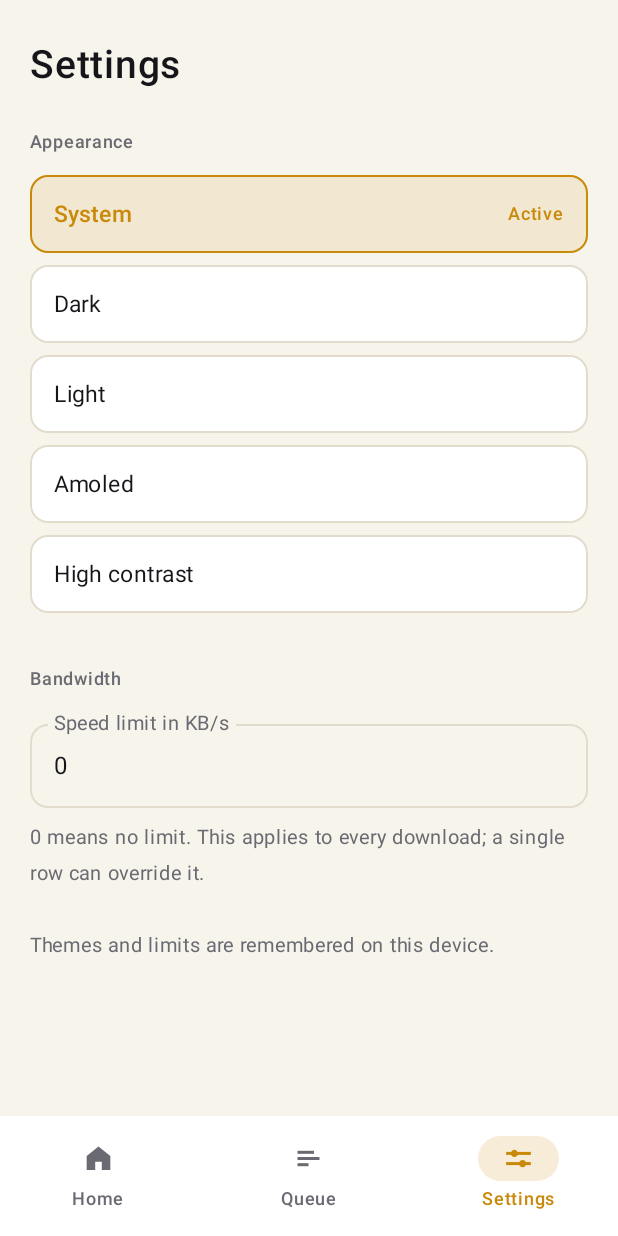
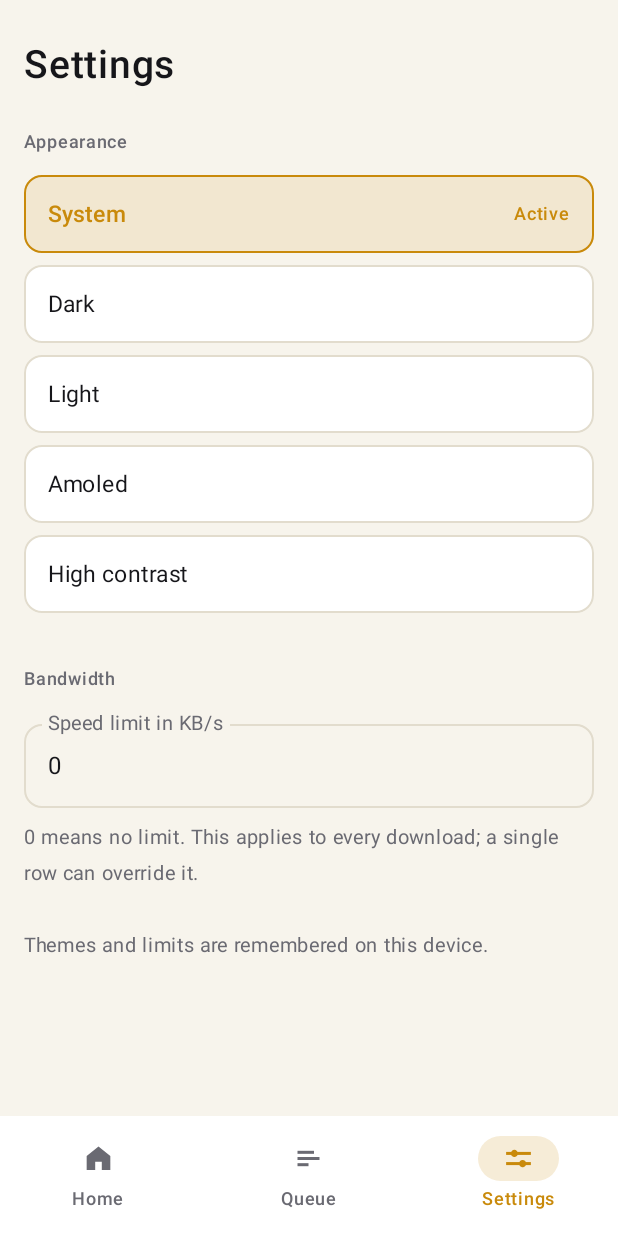
Before and after one commit to b0dr7/lotus-dm, an Android app built with Jetpack Compose: the screen it shows after launch (MainActivity), item 3 of the bottom bar chosen, on a phone screen of 412 x 824 dp. Run offline under Robolectric (Android 15) with nearby library versions, the phone set to English and light mode, and no system bars.

Commit message:
android: responsive layouts for tablets, foldables and flip cover screens

```diff
--- /dev/null
+++ b/android/app/src/main/java/com/b0dr7/lotusdm/ui/Adaptive.kt
@@ -0,0 +1,85 @@
+package com.b0dr7.lotusdm.ui
+
+import androidx.compose.foundation.layout.Box
+import androidx.compose.foundation.layout.fillMaxHeight
+import androidx.compose.foundation.layout.fillMaxSize
+import androidx.compose.foundation.layout.fillMaxWidth
+import androidx.compose.foundation.layout.widthIn
+import androidx.compose.runtime.Composable
+import androidx.compose.ui.Alignment
+import androidx.compose.ui.Modifier
+import androidx.compose.ui.platform.LocalConfiguration
+import androidx.compose.ui.unit.Dp
+import androidx.compose.ui.unit.dp
+
+/**
+ * Material 3 width classes, read from the app window rather than the device,
+ * so split screen, unfolded foldables and the cover display of a flip phone
+ * each resolve on their own.
+ */
+enum class WindowClass {
+    /** Under 600dp: phones, flip cover screens, half of a split screen. */
+    Compact,
+
+    /** 600-839dp: folded tablets in portrait, unfolded flip phones. */
+    Medium,
+
+    /** 840dp and up: tablets, unfolded book-style phones, landscape. */
+    Expanded,
+    ;
+
+    /** Wide enough for a navigation rail instead of a bottom bar. */
+    val usesRail: Boolean get() = this != Compact
+
+    /** Wide enough for more than one column of cards. */
+    val isMultiColumn: Boolean get() = this != Compact
+
+    /** Horizontal page padding; wide windows need more breathing room. */
+    val gutter: Dp
+        get() = when (this) {
+            Compact -> 16.dp
+            Medium -> 24.dp
+            Expanded -> 32.dp
+        }
+
+    /** How wide the content is allowed to get, or Dp.Unspecified = full. */
+    val contentWidth: Dp
+        get() = when (this) {
+            Compact -> Dp.Unspecified
+            Medium -> 760.dp
+            Expanded -> 1080.dp
+        }
+}
+
+@Composable
+fun rememberWindowClass(): WindowClass {
+    // LocalConfiguration tracks the window, not the display: rotating,
+    // unfolding, resizing or entering split screen all recompose here.
+    val width = LocalConfiguration.current.screenWidthDp
+    return when {
+        width >= 840 -> WindowClass.Expanded
+        width >= 600 -> WindowClass.Medium
+        else -> WindowClass.Compact
+    }
+}
+
+/**
+ * Centres the page and caps its width on wide windows, so a tablet does not
+ * stretch a single column of cards across the whole screen. The [content]
+ * lambda receives the modifier to put on the page's own container.
+ */
+@Composable
+fun Page(
+    window: WindowClass,
+    modifier: Modifier = Modifier,
+    content: @Composable (Modifier) -> Unit,
+) {
+    Box(modifier = modifier.fillMaxSize(), contentAlignment = Alignment.TopCenter) {
+        val bounded = if (window.contentWidth == Dp.Unspecified) {
+            Modifier.fillMaxWidth()
+        } else {
+            Modifier.widthIn(max = window.contentWidth).fillMaxWidth()
+        }
+        content(bounded.fillMaxHeight())
+    }
+}
--- a/android/app/src/main/java/com/b0dr7/lotusdm/ui/screens/HomeScreen.kt
+++ b/android/app/src/main/java/com/b0dr7/lotusdm/ui/screens/HomeScreen.kt
@@ -8,7 +8,6 @@ import androidx.compose.foundation.layout.Box
 import androidx.compose.foundation.layout.Column
 import androidx.compose.foundation.layout.Row
 import androidx.compose.foundation.layout.Spacer
-import androidx.compose.foundation.layout.fillMaxSize
 import androidx.compose.foundation.layout.fillMaxWidth
 import androidx.compose.foundation.layout.height
 import androidx.compose.foundation.layout.padding
@@ -27,19 +26,22 @@ import androidx.compose.ui.text.font.FontWeight
 import androidx.compose.ui.unit.dp
 import androidx.compose.ui.unit.sp
 import com.b0dr7.lotusdm.R
+import com.b0dr7.lotusdm.ui.Page
+import com.b0dr7.lotusdm.ui.rememberWindowClass
 import com.b0dr7.lotusdm.ui.theme.LocalLotusColors
 
 @Composable
 fun HomeScreen() {
     val colors = LocalLotusColors.current
+    val window = rememberWindowClass()
 
+    Page(window) { pageModifier ->
     Column(
-        modifier = Modifier
-            .fillMaxSize()
+        modifier = pageModifier
             .verticalScroll(rememberScrollState())
-            .padding(horizontal = 20.dp),
+            .padding(horizontal = window.gutter),
     ) {
-        Spacer(Modifier.height(28.dp))
+        Spacer(Modifier.height(if (window.isMultiColumn) 36.dp else 28.dp))
 
         Row(verticalAlignment = Alignment.CenterVertically) {
             Box(
@@ -114,6 +116,7 @@ fun HomeScreen() {
 
         Spacer(Modifier.height(28.dp))
     }
+    }
 }
 
 @Composable
--- a/android/app/src/main/java/com/b0dr7/lotusdm/ui/screens/SettingsScreen.kt
+++ b/android/app/src/main/java/com/b0dr7/lotusdm/ui/screens/SettingsScreen.kt
@@ -4,7 +4,6 @@ import androidx.compose.foundation.BorderStroke
 import androidx.compose.foundation.layout.Column
 import androidx.compose.foundation.layout.Row
 import androidx.compose.foundation.layout.Spacer
-import androidx.compose.foundation.layout.fillMaxSize
 import androidx.compose.foundation.layout.fillMaxWidth
 import androidx.compose.foundation.layout.height
 import androidx.compose.foundation.layout.padding
@@ -26,6 +25,8 @@ import androidx.compose.ui.text.font.FontWeight
 import androidx.compose.ui.text.input.KeyboardType
 import androidx.compose.ui.unit.dp
 import androidx.compose.ui.unit.sp
+import com.b0dr7.lotusdm.ui.Page
+import com.b0dr7.lotusdm.ui.rememberWindowClass
 import com.b0dr7.lotusdm.ui.theme.LocalLotusColors
 import com.b0dr7.lotusdm.ui.theme.ThemeMode
 
@@ -38,13 +39,15 @@ fun SettingsScreen(
 ) {
     val colors = LocalLotusColors.current
 
+    val window = rememberWindowClass()
+
+    Page(window) { pageModifier ->
     Column(
-        modifier = Modifier
-            .fillMaxSize()
+        modifier = pageModifier
             .verticalScroll(rememberScrollState())
-            .padding(horizontal = 20.dp),
+            .padding(horizontal = window.gutter),
     ) {
-        Spacer(Modifier.height(28.dp))
+        Spacer(Modifier.height(if (window.isMultiColumn) 36.dp else 28.dp))
         Text(
             text = "Settings",
             color = colors.text,
@@ -98,6 +101,7 @@ fun SettingsScreen(
         )
         Spacer(Modifier.height(28.dp))
     }
+    }
 }
 
 @Composable
```
Also changed, not shown: android/app/src/main/java/com/b0dr7/lotusdm/AddActivity.kt (+18 -2 lines), android/app/src/main/java/com/b0dr7/lotusdm/ui/LotusApp.kt (+67 -10 lines), android/app/src/main/java/com/b0dr7/lotusdm/ui/screens/QueueScreen.kt (+49 -20 lines).
